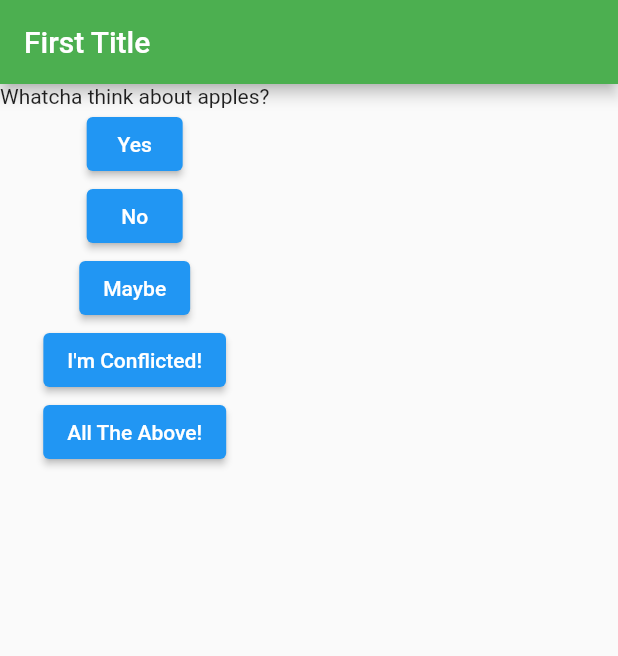
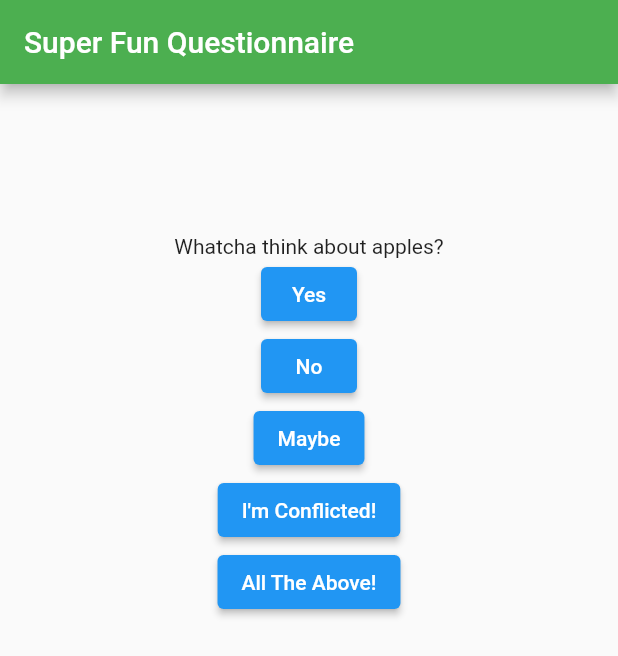
Before and after one commit to danbourdier/Flutter_Fun, a Flutter app: the screen it shows after launch, on a phone screen of 412 x 824 dp. Shown: the top 656 px of the screen. Run offline on Flutter 3.47's test engine with Material 2 defaults, Android fonts, the phone set to English and light mode, and no system bars.

Commit message:
added edge insets

```diff
--- a/lib/main.dart
+++ b/lib/main.dart
@@ -38,21 +38,26 @@ class _MyAppState extends State<MyApp> {
     return MaterialApp(
       home: Scaffold(
           appBar: AppBar(
-          title: Text("First Title"),
+            title: Text("Super Fun Questionnaire"),
             backgroundColor: Colors.green,
           ),
-        body: Column(
+          body: Center(
+              child: Container(
+            padding: const EdgeInsets.symmetric(vertical: 100.0),
+            child: Column(
               children: [
-            QuestionWidget(
-                ourQuestions[questionIndexHelper(this._currentQuestionIndex)]),
+                QuestionWidget(ourQuestions[
+                    questionIndexHelper(this._currentQuestionIndex)]),
                 ElevatedButton(onPressed: onPresshandler, child: Text("Yes")),
                 ElevatedButton(onPressed: onPresshandler, child: Text("No")),
                 ElevatedButton(onPressed: onPresshandler, child: Text("Maybe")),
-            ElevatedButton(onPressed: onPresshandler, child: Text("I'm Conflicted!")),
-            ElevatedButton(onPressed: onPresshandler, child: Text("All The Above!")),
+                ElevatedButton(
+                    onPressed: onPresshandler, child: Text("I'm Conflicted!")),
+                ElevatedButton(
+                    onPressed: onPresshandler, child: Text("All The Above!")),
               ],
             ),
-      ),
+          ))),
     );
   }
 }
```
Lines whose indentation alone changed are shown as unchanged.
